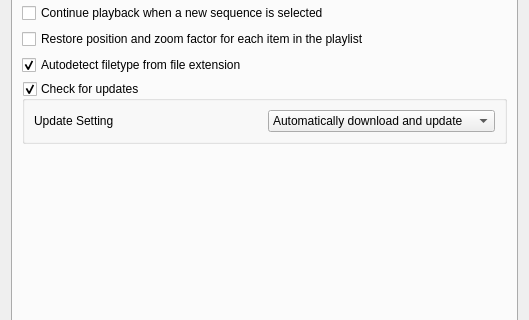
Qt form YUViewLib/ui/settingsDialog.ui (ganhailin/YUView) before a commit; both pictures show x 0 to 529 and y 95 to 415 of the 529 by 652 pixel window.
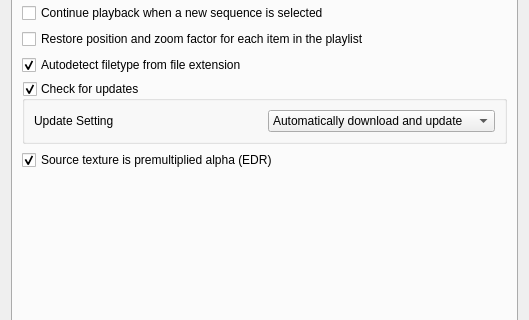
The same form after that commit. Icons and pictures are not drawn. Custom widgets are drawn as their Qt base class.

Commit message: feat: EDR background color, alpha blending, and premultiplied alpha toggle

Diff of the .ui file:
```diff
--- a/YUViewLib/ui/settingsDialog.ui
+++ b/YUViewLib/ui/settingsDialog.ui
@@ -137,6 +137,22 @@
          </layout>
         </widget>
        </item>
+       <item>
+        <widget class="QCheckBox" name="checkBoxPremultipliedAlpha">
+         <property name="toolTip">
+          <string>When enabled, texture data is treated as already premultiplied (RGB channels already multiplied by alpha). When disabled, the shader will premultiply RGB by alpha before blending. The Metal pipeline always uses premultiplied blending (required by macOS compositor). Default: enabled (matches macOS Qt QImage Format_ARGB32 behavior).</string>
+         </property>
+         <property name="whatsThis">
+          <string>When enabled, texture data is treated as already premultiplied (RGB channels already multiplied by alpha). When disabled, the shader will premultiply RGB by alpha before blending. The Metal pipeline always uses premultiplied blending (required by macOS compositor). Default: enabled (matches macOS Qt QImage Format_ARGB32 behavior).</string>
+         </property>
+         <property name="text">
+          <string>Source texture is premultiplied alpha (EDR)</string>
+         </property>
+         <property name="checked">
+          <bool>true</bool>
+         </property>
+        </widget>
+       </item>
        <item>
         <spacer name="verticalSpacerGeneral">
          <property name="orientation">
```
The commit also changes 6 other files.
